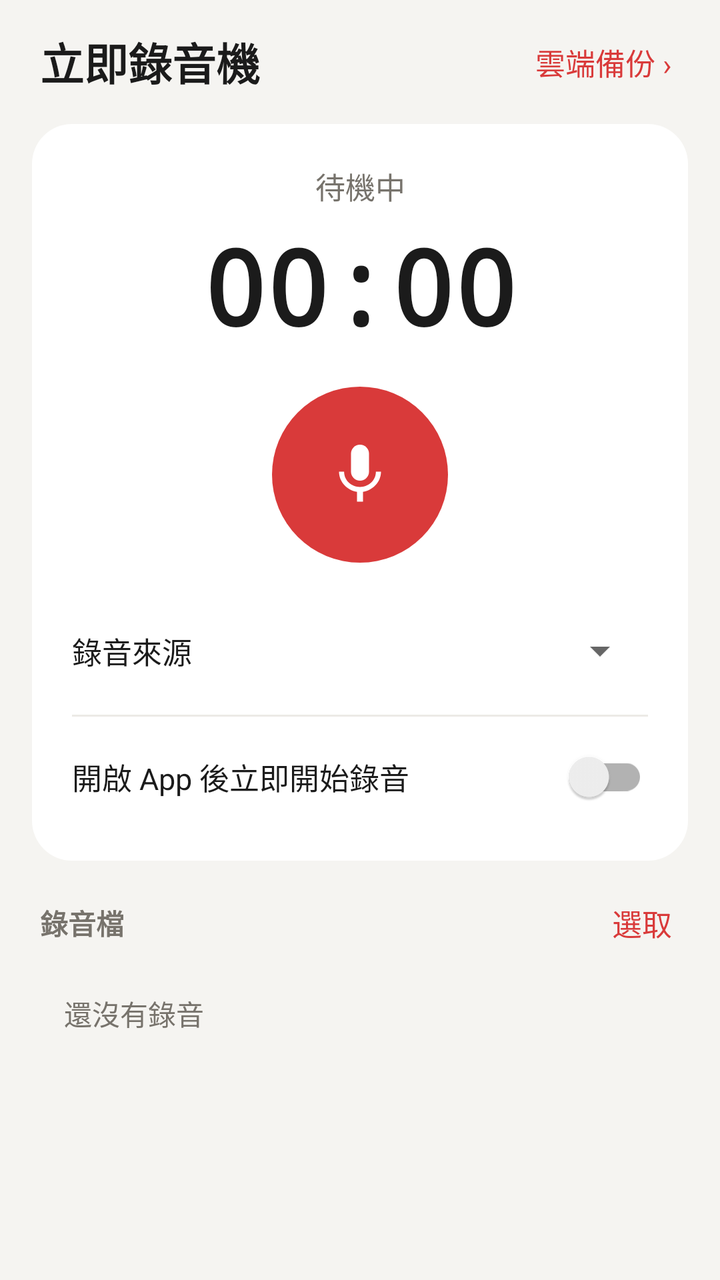
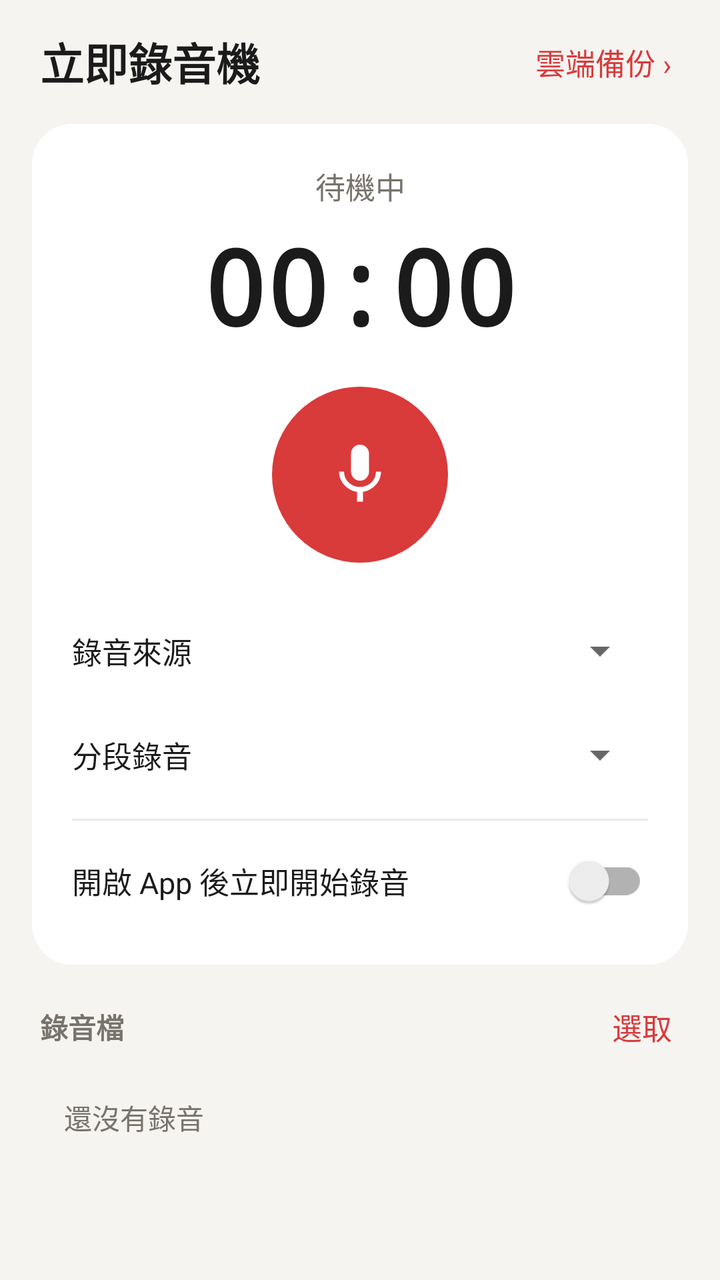

Screens rendered from an Android XML layout before and after an edit, with the pre-edit source and the edit as a unified diff.
<!-- AndroidManifest.xml: application theme Theme.Record -->
<!-- res/layout/activity_main.xml -->
<?xml version="1.0" encoding="utf-8"?>
<LinearLayout xmlns:android="http://schemas.android.com/apk/res/android"
    android:layout_width="match_parent"
    android:layout_height="match_parent"
    android:background="@color/bg"
    android:orientation="vertical"
    android:paddingStart="16dp"
    android:paddingTop="12dp"
    android:paddingEnd="16dp"
    android:paddingBottom="8dp">

    <LinearLayout
        android:layout_width="match_parent"
        android:layout_height="wrap_content"
        android:gravity="center_vertical"
        android:orientation="horizontal"
        android:paddingBottom="12dp">

        <TextView
            android:layout_width="0dp"
            android:layout_height="wrap_content"
            android:layout_weight="1"
            android:paddingStart="4dp"
            android:text="@string/app_name"
            android:textColor="@color/text"
            android:textSize="22sp"
            android:textStyle="bold" />

        <TextView
            android:id="@+id/tvBackup"
            android:layout_width="wrap_content"
            android:layout_height="wrap_content"
            android:padding="8dp"
            android:text="@string/backup_link"
            android:textColor="@color/brand"
            android:textSize="15sp" />
    </LinearLayout>

    
    <LinearLayout
        android:layout_width="match_parent"
        android:layout_height="wrap_content"
        android:background="@drawable/bg_card"
        android:orientation="vertical"
        android:padding="20dp">

        <TextView
            android:id="@+id/tvStatus"
            android:layout_width="match_parent"
            android:layout_height="wrap_content"
            android:gravity="center"
            android:text="@string/status_idle"
            android:textColor="@color/text_sub"
            android:textSize="15sp" />

        <TextView
            android:id="@+id/tvTime"
            android:layout_width="match_parent"
            android:layout_height="wrap_content"
            android:layout_marginTop="4dp"
            android:fontFamily="monospace"
            android:gravity="center"
            android:text="00:00"
            android:textColor="@color/text"
            android:textSize="52sp"
            android:textStyle="bold" />

        <LinearLayout
            android:layout_width="match_parent"
            android:layout_height="wrap_content"
            android:layout_marginTop="16dp"
            android:gravity="center"
            android:orientation="horizontal">

            <ImageButton
                android:id="@+id/btnPause"
                android:layout_width="56dp"
                android:layout_height="56dp"
                android:background="@drawable/bg_circle_soft"
                android:contentDescription="@string/btn_pause"
                android:padding="16dp"
                android:scaleType="fitCenter"
                android:src="@drawable/ic_pause"
                android:tint="@color/icon"
                android:visibility="invisible" />

            <ImageButton
                android:id="@+id/btnRecord"
                android:layout_width="88dp"
                android:layout_height="88dp"
                android:layout_marginStart="24dp"
                android:layout_marginEnd="24dp"
                android:background="@drawable/bg_record"
                android:contentDescription="@string/btn_start"
                android:padding="26dp"
                android:scaleType="fitCenter"
                android:src="@drawable/ic_mic"
                android:tint="@color/white" />

            
            <View
                android:layout_width="56dp"
                android:layout_height="56dp"
                android:visibility="invisible" />
        </LinearLayout>

        <LinearLayout
            android:layout_width="match_parent"
            android:layout_height="wrap_content"
            android:layout_marginTop="20dp"
            android:gravity="center_vertical"
            android:orientation="horizontal">

            <TextView
                android:layout_width="wrap_content"
                android:layout_height="wrap_content"
                android:text="@string/source_title"
                android:textColor="@color/text"
                android:textSize="15sp" />

            <Spinner
                android:id="@+id/spSource"
                android:layout_width="0dp"
                android:layout_height="48dp"
                android:layout_marginStart="12dp"
                android:layout_weight="1" />
        </LinearLayout>

        <View
            android:layout_width="match_parent"
            android:layout_height="1dp"
            android:layout_marginTop="8dp"
            android:layout_marginBottom="8dp"
            android:background="@color/soft" />

        <androidx.appcompat.widget.SwitchCompat
            android:id="@+id/swAuto"
            android:layout_width="match_parent"
            android:layout_height="wrap_content"
            android:minHeight="44dp"
            android:text="@string/auto_start"
            android:textColor="@color/text"
            android:textSize="15sp" />
    </LinearLayout>

    
    <LinearLayout
        android:layout_width="match_parent"
        android:layout_height="wrap_content"
        android:gravity="center_vertical"
        android:orientation="horizontal"
        android:paddingTop="12dp">

        <TextView
            android:id="@+id/tvListTitle"
            android:layout_width="0dp"
            android:layout_height="wrap_content"
            android:layout_weight="1"
            android:paddingStart="4dp"
            android:text="@string/list_title"
            android:textColor="@color/text_sub"
            android:textSize="14sp"
            android:textStyle="bold" />

        <TextView
            android:id="@+id/tvSelect"
            android:layout_width="wrap_content"
            android:layout_height="wrap_content"
            android:padding="8dp"
            android:text="@string/select"
            android:textColor="@color/brand"
            android:textSize="15sp" />
    </LinearLayout>

    <TextView
        android:id="@+id/tvEmpty"
        android:layout_width="match_parent"
        android:layout_height="wrap_content"
        android:padding="16dp"
        android:text="@string/list_empty"
        android:textColor="@color/text_sub"
        android:textSize="14sp" />

    <ListView
        android:id="@+id/listView"
        android:layout_width="match_parent"
        android:layout_height="0dp"
        android:layout_weight="1"
        android:clipToPadding="false"
        android:divider="@null"
        android:dividerHeight="0dp"
        android:listSelector="@android:color/transparent"
        android:paddingBottom="12dp"
        android:scrollbars="none" />

    
    <LinearLayout
        android:id="@+id/selectBar"
        android:layout_width="match_parent"
        android:layout_height="wrap_content"
        android:background="@drawable/bg_card"
        android:gravity="center_vertical"
        android:orientation="horizontal"
        android:padding="4dp"
        android:visibility="gone">

        <Button
            android:id="@+id/btnSelAll"
            style="@style/Widget.AppCompat.Button.Borderless.Colored"
            android:layout_width="0dp"
            android:layout_height="wrap_content"
            android:layout_weight="1"
            android:text="@string/sel_all" />

        <Button
            android:id="@+id/btnSelDelete"
            style="@style/Widget.AppCompat.Button.Borderless.Colored"
            android:layout_width="0dp"
            android:layout_height="wrap_content"
            android:layout_weight="1"
            android:text="@string/act_delete"
            android:textColor="@color/danger" />

        <Button
            android:id="@+id/btnSelCancel"
            style="@style/Widget.AppCompat.Button.Borderless.Colored"
            android:layout_width="0dp"
            android:layout_height="wrap_content"
            android:layout_weight="1"
            android:text="@string/sel_cancel" />
    </LinearLayout>
</LinearLayout>
<!-- resources referenced by this layout -->
<resources>
  <color name="bg">#F5F4F1</color>
  <color name="brand">#D93A3A</color>
  <color name="danger">#C0392B</color>
  <color name="icon">#4A4640</color>
  <color name="soft">#ECEAE6</color>
  <color name="text">#1B1B1B</color>
  <color name="text_sub">#77736C</color>
  <color name="white">#FFFFFF</color>
  <!-- drawable bg_card (drawable) -->
  <?xml version="1.0" encoding="utf-8"?>
  <shape xmlns:android="http://schemas.android.com/apk/res/android"
      android:shape="rectangle">
      <solid android:color="@color/card" />
      <corners android:radius="20dp" />
  </shape>
  <!-- drawable bg_circle_soft (drawable) -->
  <?xml version="1.0" encoding="utf-8"?>
  <ripple xmlns:android="http://schemas.android.com/apk/res/android"
      android:color="#33808080">
      <item>
          <shape android:shape="oval">
              <solid android:color="@color/soft" />
          </shape>
      </item>
  </ripple>
  <!-- drawable bg_record (drawable) -->
  <?xml version="1.0" encoding="utf-8"?>
  <ripple xmlns:android="http://schemas.android.com/apk/res/android"
      android:color="#44FFFFFF">
      <item>
          <shape android:shape="oval">
              <solid android:color="@color/brand" />
          </shape>
      </item>
  </ripple>
  <!-- drawable ic_mic (drawable) -->
  <?xml version="1.0" encoding="utf-8"?>
  <vector xmlns:android="http://schemas.android.com/apk/res/android"
      android:width="24dp"
      android:height="24dp"
      android:viewportWidth="24"
      android:viewportHeight="24">
      <path
          android:fillColor="#FF000000"
          android:pathData="M12,14c1.66,0 3,-1.34 3,-3V5c0,-1.66 -1.34,-3 -3,-3S9,3.34 9,5v6c0,1.66 1.34,3 3,3z" />
      <path
          android:fillColor="#FF000000"
          android:pathData="M17.3,11c0,3 -2.54,5.1 -5.3,5.1S6.7,14 6.7,11H5c0,3.41 2.72,6.23 6,6.72V21h2v-3.28c3.28,-0.48 6,-3.3 6,-6.72h-1.7z" />
  </vector>
  <!-- drawable ic_pause (drawable) -->
  <?xml version="1.0" encoding="utf-8"?>
  <vector xmlns:android="http://schemas.android.com/apk/res/android"
      android:width="24dp"
      android:height="24dp"
      android:viewportWidth="24"
      android:viewportHeight="24">
      <path
          android:fillColor="#FF000000"
          android:pathData="M6,19h4V5H6v14zM14,5v14h4V5h-4z" />
  </vector>
  <string name="act_delete">刪除</string>
  <string name="app_name">立即錄音機</string>
  <string name="auto_start">開啟 App 後立即開始錄音</string>
  <string name="backup_link">雲端備份 ›</string>
  <string name="btn_pause">暫停</string>
  <string name="btn_start">● 開始錄音</string>
  <string name="list_empty">還沒有錄音</string>
  <string name="list_title">錄音檔</string>
  <string name="sel_all">全選</string>
  <string name="sel_cancel">取消</string>
  <string name="select">選取</string>
  <string name="source_title">錄音來源</string>
  <string name="status_idle">待機中</string>
  <style name="Theme.Record" parent="Theme.AppCompat.DayNight.NoActionBar">
          <item name="colorPrimary">@color/brand</item>
          <item name="colorPrimaryDark">@color/brand_dark</item>
          <item name="colorAccent">@color/brand</item>
          <item name="android:windowBackground">@color/bg</item>
          <item name="android:statusBarColor">@color/bg</item>
          <item name="android:navigationBarColor">@color/bg</item>
          <item name="android:windowLightStatusBar">true</item>
          <item name="android:windowLightNavigationBar">true</item>
      </style>
  <color name="card">#FFFFFF</color>
  <color name="brand_dark">#A82727</color>
</resources>

<!-- the commit's change to res/layout/activity_main.xml (unified diff, before → after) -->
@@ -126,6 +126,28 @@
                 android:layout_weight="1" />
         </LinearLayout>
 
+        <LinearLayout
+            android:layout_width="match_parent"
+            android:layout_height="wrap_content"
+            android:layout_marginTop="4dp"
+            android:gravity="center_vertical"
+            android:orientation="horizontal">
+
+            <TextView
+                android:layout_width="wrap_content"
+                android:layout_height="wrap_content"
+                android:text="@string/segment_title"
+                android:textColor="@color/text"
+                android:textSize="15sp" />
+
+            <Spinner
+                android:id="@+id/spSegment"
+                android:layout_width="0dp"
+                android:layout_height="48dp"
+                android:layout_marginStart="12dp"
+                android:layout_weight="1" />
+        </LinearLayout>
+
         <View
             android:layout_width="match_parent"
             android:layout_height="1dp"
<!-- resource entries referenced after the edit -->
@@ -68,6 +68,7 @@
   <string name="btn_start">● 開始錄音</string>
   <string name="list_empty">還沒有錄音</string>
   <string name="list_title">錄音檔</string>
+  <string name="segment_title">分段錄音</string>
   <string name="sel_all">全選</string>
   <string name="sel_cancel">取消</string>
   <string name="select">選取</string>
